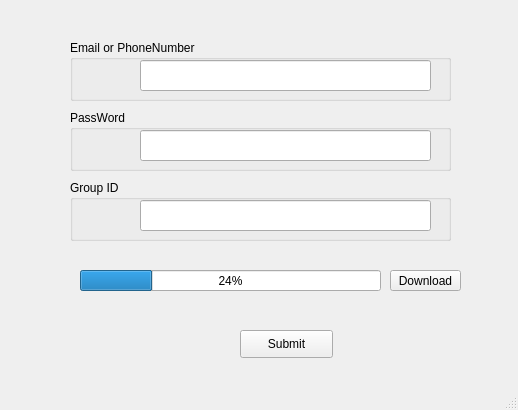
Above: src/login.ui from ThanhNguyen03/Scrape_memIn4_in_LinkedInGroup before the change. Below: the same form after it.
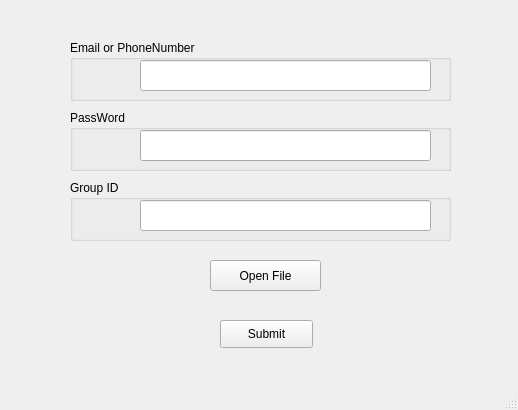
That is the form after the change.

Patch:
```diff
--- a/src/login.ui
+++ b/src/login.ui
@@ -43,8 +43,8 @@
    <widget class="QPushButton" name="btSubmit">
     <property name="geometry">
      <rect>
-      <x>240</x>
-      <y>330</y>
+      <x>220</x>
+      <y>320</y>
       <width>93</width>
       <height>28</height>
      </rect>
@@ -105,30 +105,17 @@
      </property>
     </widget>
    </widget>
-   <widget class="QProgressBar" name="prgBRun">
+   <widget class="QPushButton" name="btOpenfile">
     <property name="geometry">
      <rect>
-      <x>80</x>
-      <y>270</y>
-      <width>301</width>
-      <height>21</height>
-     </rect>
-    </property>
-    <property name="value">
-     <number>24</number>
-    </property>
-   </widget>
-   <widget class="QPushButton" name="btDownload">
-    <property name="geometry">
-     <rect>
-      <x>390</x>
-      <y>270</y>
-      <width>71</width>
-      <height>21</height>
+      <x>210</x>
+      <y>260</y>
+      <width>111</width>
+      <height>31</height>
      </rect>
     </property>
     <property name="text">
-     <string>Download</string>
+     <string>Open File</string>
     </property>
    </widget>
   </widget>
```
